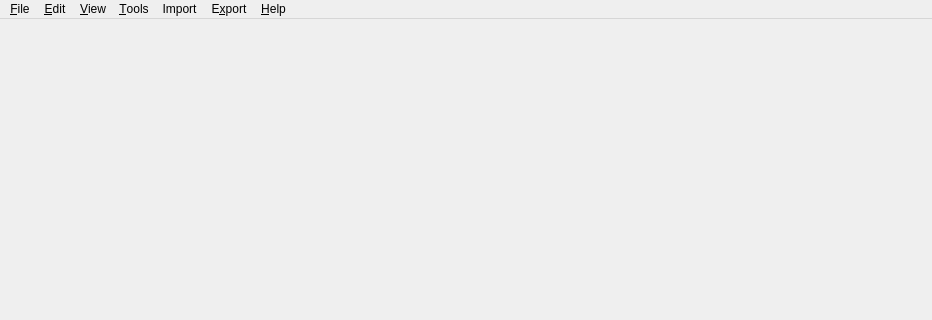
First picture: the form in code/casaqt/QtBrowser/TBMain.ui, repository radio-astro/casa, before the edit; both pictures show x 0 to 932 and y 0 to 320 of the 932 by 549 pixel window.
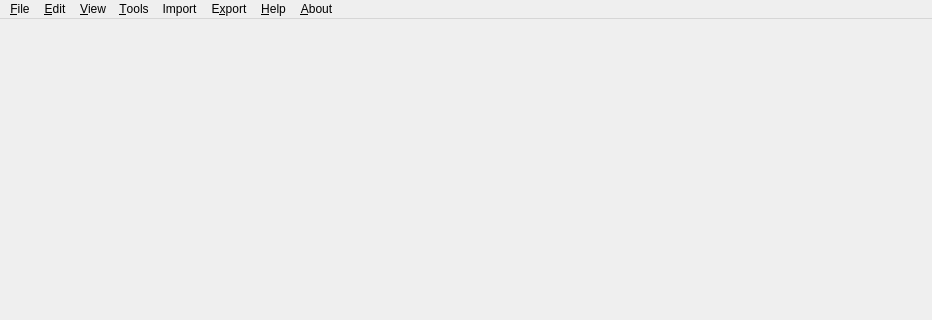
Second picture: the form after the edit. Icons and pictures are not drawn.

Commit message: New Development: No             JIRA Issue: CAS-6232         Ready for Test: Yes      Interface Changes: Yes What Interface Changed: Added slot.          Test Programs: List test programs   Put in Release Notes: No              Module(s): casaqt            Description: Move casa version information out of help system.

Patch:
```diff
--- a/code/casaqt/QtBrowser/TBMain.ui
+++ b/code/casaqt/QtBrowser/TBMain.ui
@@ -25,17 +25,17 @@
     </item>
    </layout>
   </widget>
-  <widget class="QMenuBar" name="menubar" >
-   <property name="geometry" >
+  <widget class="QMenuBar" name="menubar">
+   <property name="geometry">
     <rect>
      <x>0</x>
      <y>0</y>
      <width>932</width>
-     <height>29</height>
+     <height>21</height>
     </rect>
    </property>
-   <widget class="QMenu" name="menu_Help" >
-    <property name="enabled" >
+   <widget class="QMenu" name="menu_Help">
+    <property name="enabled">
      <bool>true</bool>
     </property>
     <property name="title" >
@@ -43,14 +43,23 @@
     </property>
     <addaction name="actionHelp" />
    </widget>
-   <widget class="QMenu" name="menuExport" >
-    <property name="title" >
+   <widget class="QMenu" name="menu_About">
+    <property name="enabled">
+     <bool>true</bool>
+    </property>
+    <property name="title">
+     <string>&amp;About</string>
+    </property>
+    <addaction name="actionAbout"/>
+   </widget>
+   <widget class="QMenu" name="menuExport">
+    <property name="title">
      <string>E&amp;xport</string>
     </property>
     <addaction name="actionExportVOTable" />
    </widget>
-   <widget class="QMenu" name="menuFile" >
-    <property name="title" >
+   <widget class="QMenu" name="menuFile">
+    <property name="title">
      <string>&amp;File</string>
     </property>
     <addaction name="actionOpenTable" />
@@ -61,14 +70,14 @@
     <addaction name="actionCloseAndExit" />
     <addaction name="actionExit" />
    </widget>
-   <widget class="QMenu" name="menuImport" >
-    <property name="title" >
+   <widget class="QMenu" name="menuImport">
+    <property name="title">
      <string>Import</string>
     </property>
     <addaction name="actionImportVOTable" />
    </widget>
-   <widget class="QMenu" name="menuEdit" >
-    <property name="title" >
+   <widget class="QMenu" name="menuEdit">
+    <property name="title">
      <string>&amp;Edit</string>
     </property>
     <addaction name="actionUndo" />
@@ -80,8 +89,8 @@
     <addaction name="actionEditTable" />
     <addaction name="actionOptions" />
    </widget>
-   <widget class="QMenu" name="menuView" >
-    <property name="title" >
+   <widget class="QMenu" name="menuView">
+    <property name="title">
      <string>&amp;View</string>
     </property>
     <addaction name="actionTableInformation" />
@@ -90,8 +99,8 @@
     <addaction name="actionClearFilter" />
     <addaction name="separator" />
    </widget>
-   <widget class="QMenu" name="menuTools" >
-    <property name="title" >
+   <widget class="QMenu" name="menuTools">
+    <property name="title">
      <string>&amp;Tools</string>
     </property>
     <addaction name="actionFind" />
@@ -106,13 +115,14 @@
     <addaction name="actionPlot3D" />
     <addaction name="separator" />
    </widget>
-   <addaction name="menuFile" />
-   <addaction name="menuEdit" />
-   <addaction name="menuView" />
-   <addaction name="menuTools" />
-   <addaction name="menuImport" />
-   <addaction name="menuExport" />
-   <addaction name="menu_Help" />
+   <addaction name="menuFile"/>
+   <addaction name="menuEdit"/>
+   <addaction name="menuView"/>
+   <addaction name="menuTools"/>
+   <addaction name="menuImport"/>
+   <addaction name="menuExport"/>
+   <addaction name="menu_Help"/>
+   <addaction name="menu_About"/>
   </widget>
   <widget class="QStatusBar" name="statusbar" />
   <action name="actionOpenTable" >
@@ -386,7 +396,7 @@
    </property>
   </action>
  </widget>
- <layoutdefault spacing="3" margin="3" />
+ <layoutdefault spacing="3" margin="3"/>
  <resources>
   <include location="actions.qrc" />
  </resources>
```
Left out of the diff: 368 changed lines with no effect on the pictures. The commit also changes 3 other files.
